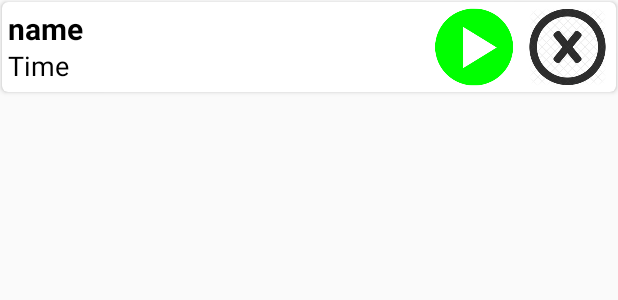
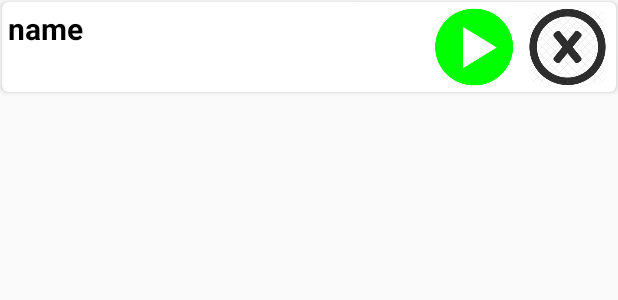
Before and after one commit to rafisce/eyes, an Android app: the layout report_item.xml on its own in the app's theme, with its tools: preview values and no code run, on a phone screen of 412 x 824 dp. Shown: the top 300 px of the screen. Run offline under Robolectric (Android 15) with nearby library versions, the phone set to English and light mode, and no system bars.

Commit message:
"sprint 2 updated"

```diff
--- a/app/src/main/AndroidManifest.xml
+++ b/app/src/main/AndroidManifest.xml
@@ -18,7 +18,8 @@
         <activity
             android:name=".UsersActivity"
             android:parentActivityName=".AdminActivity" />
-        <activity android:name=".ReportsActivity" />
+        <activity android:name=".ReportsActivity"
+            android:parentActivityName=".AdminActivity"/>
         <activity
             android:name=".LastConnectedActivity"
             android:parentActivityName=".AdminActivity" />
--- a/app/src/main/java/com/eyes/eyes/DestinationsAdapter.java
+++ b/app/src/main/java/com/eyes/eyes/DestinationsAdapter.java
@@ -40,8 +40,7 @@ public class DestinationsAdapter extends RecyclerView.Adapter<DestinationsAdapte
     @Override
     public void onBindViewHolder(@NonNull DestinationsAdapter.DestinationsViewHolder holder, int position) {
         Destination current = mDestinations.get(position);
-        holder.dest.setText(current.getNum()+". "+current.getDest());
-
+        holder.dest.setText(current.getDest()+". "+current.getNum());
     }
 
     @Override
--- a/app/src/main/res/layout/activity_destinations.xml
+++ b/app/src/main/res/layout/activity_destinations.xml
@@ -11,7 +11,7 @@
         ></include>
 
     <android.support.v7.widget.RecyclerView
-        android:id="@+id/recyclerView"
+        android:id="@+id/recyclerView1"
         android:layout_width="match_parent"
         android:layout_height="match_parent"
         android:padding="4dp"
--- a/app/src/main/res/layout/report_item.xml
+++ b/app/src/main/res/layout/report_item.xml
@@ -12,7 +12,7 @@
         android:layout_margin="4dp">
 
         <TextView
-            android:id="@+id/name"
+            android:id="@+id/details"
             android:layout_width="wrap_content"
             android:layout_height="wrap_content"
             android:layout_alignParentTop="true"
@@ -22,20 +22,8 @@
             android:textSize="20sp"
             android:textStyle="bold" />
 
-        <TextView
-            android:id="@+id/time"
-            android:layout_width="wrap_content"
-            android:layout_height="wrap_content"
-            android:layout_below="@id/name"
-            android:layout_alignParentStart="true"
-            android:layout_marginStart="0dp"
-            android:layout_marginTop="-1dp"
-            android:text="Time"
-            android:textColor="@android:color/black"
-            android:textSize="18sp" />
-
-        <ImageButton
-            android:id="@+id/user_docs"
+        <ImageView
+            android:id="@+id/play"
             android:layout_width="53dp"
             android:layout_height="match_parent"
             android:layout_alignTop="@+id/power_off"
@@ -47,7 +35,7 @@
             android:src="@drawable/green_play" />
 
         <ImageView
-            android:id="@+id/imageView"
+            android:id="@+id/checked"
             android:layout_width="54dp"
             android:layout_height="match_parent"
             android:layout_alignParentEnd="true"
```
Also changed, not shown: app/src/main/java/com/eyes/eyes/DestinationsActivity.java (+11 -10 lines), app/src/main/java/com/eyes/eyes/LastConnectedActivity.java (+9 -7 lines), app/src/main/java/com/eyes/eyes/MainActivity.java (+26 -4 lines), app/src/main/java/com/eyes/eyes/Report.java (+2 -20 lines), app/src/main/java/com/eyes/eyes/ReportAdapter.java (added, +79 -0 lines), app/src/main/java/com/eyes/eyes/ReportsActivity.java (+81 -8 lines), 4 other files.
